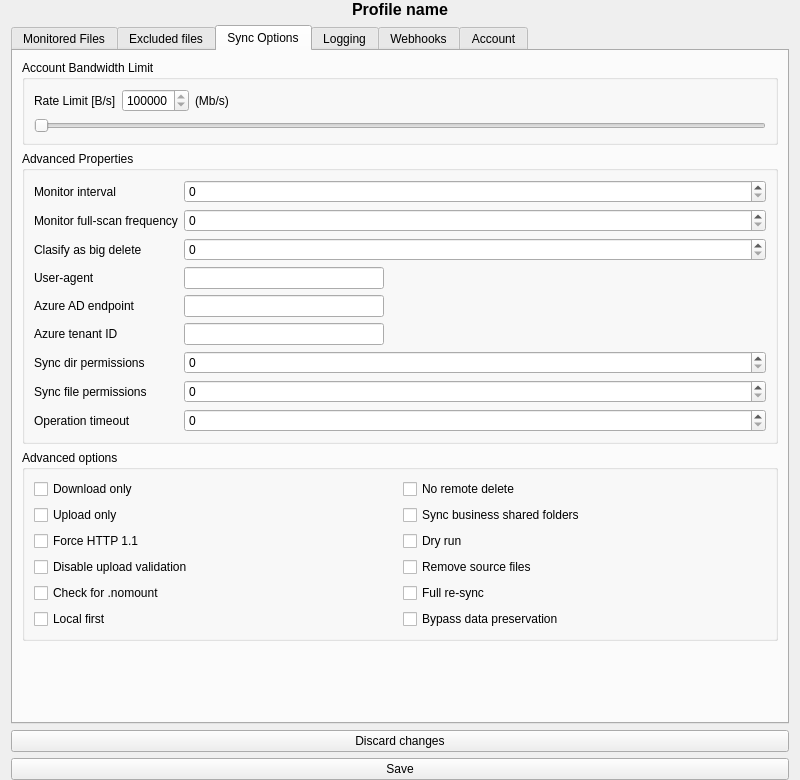
This is src/ui/profile_settings_page.ui in bpozdena/OneDriveGUI as Qt 5 draws it before an edit. The edited form follows.
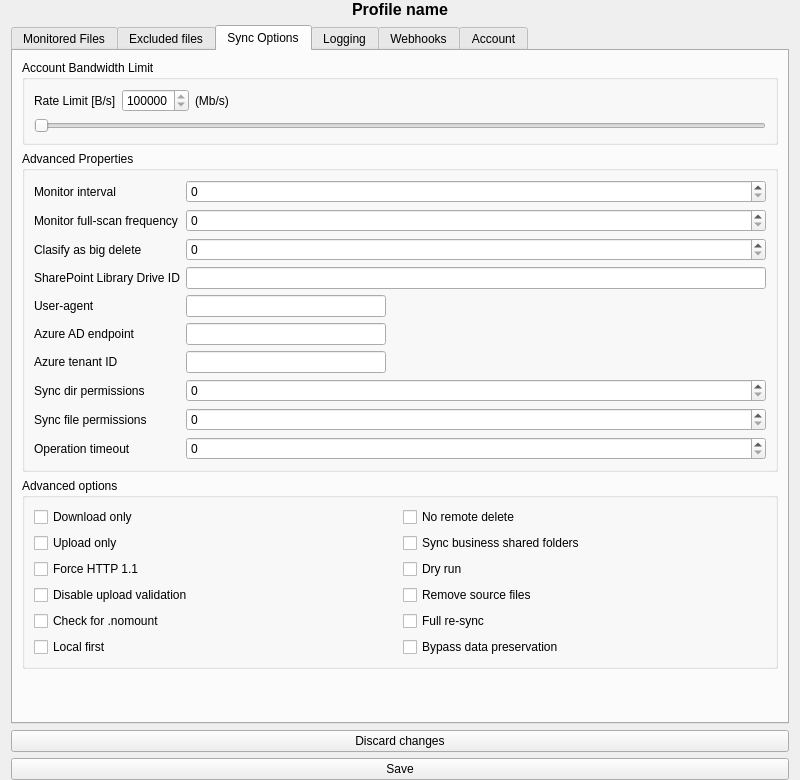
This is the edited form. The open tabs and pages were chosen to show the change.

Commit message: Added basic support for SharePoint Shared Libraries #40

Patch:
```diff
--- a/src/ui/profile_settings_page.ui
+++ b/src/ui/profile_settings_page.ui
@@ -416,7 +416,7 @@
               </property>
              </widget>
             </item>
-            <item row="3" column="0">
+            <item row="5" column="0">
              <widget class="QLabel" name="label_user_agent">
               <property name="toolTip">
                <string>Specify a User Agent string to the http client</string>
@@ -426,7 +426,7 @@
               </property>
              </widget>
             </item>
-            <item row="3" column="1">
+            <item row="5" column="1">
              <widget class="QLineEdit" name="lineEdit_user_agent">
               <property name="maximumSize">
                <size>
@@ -439,7 +439,7 @@
               </property>
              </widget>
             </item>
-            <item row="4" column="0">
+            <item row="6" column="0">
              <widget class="QLabel" name="label_azure_ad_endpoint">
               <property name="toolTip">
                <string>&lt;html&gt;&lt;head/&gt;&lt;body&gt;&lt;p&gt;Refer to the documentation for &lt;a href=&quot;https://github.com/abraunegg/onedrive/blob/master/docs/USAGE.md#configuring-the-client-for-single-tenant-application-use&quot;&gt;&lt;span style=&quot; text-decoration: underline; color:#5e81ac;&quot;&gt;single tenant application use&lt;/span&gt;&lt;/a&gt;.&lt;/p&gt;&lt;/body&gt;&lt;/html&gt;</string>
@@ -449,7 +449,7 @@
               </property>
              </widget>
             </item>
-            <item row="4" column="1">
+            <item row="6" column="1">
              <widget class="QLineEdit" name="lineEdit_azure_ad_endpoint">
               <property name="maximumSize">
                <size>
@@ -459,7 +459,7 @@
               </property>
              </widget>
             </item>
-            <item row="5" column="0">
+            <item row="7" column="0">
              <widget class="QLabel" name="label_azure_tenant_id">
               <property name="toolTip">
                <string>&lt;html&gt;&lt;head/&gt;&lt;body&gt;&lt;p&gt;Refer to the documentation for &lt;a href=&quot;https://github.com/abraunegg/onedrive/blob/master/docs/USAGE.md#configuring-the-client-for-single-tenant-application-use&quot;&gt;&lt;span style=&quot; text-decoration: underline; color:#5e81ac;&quot;&gt;single tenant application use&lt;/span&gt;&lt;/a&gt;.&lt;/p&gt;&lt;/body&gt;&lt;/html&gt;</string>
@@ -469,7 +469,7 @@
               </property>
              </widget>
             </item>
-            <item row="5" column="1">
+            <item row="7" column="1">
              <widget class="QLineEdit" name="lineEdit_azure_tenant_id">
               <property name="maximumSize">
                <size>
@@ -479,7 +479,7 @@
               </property>
              </widget>
             </item>
-            <item row="6" column="0">
+            <item row="8" column="0">
              <widget class="QLabel" name="label_sync_dir_permissions">
               <property name="toolTip">
                <string>&lt;html&gt;&lt;head/&gt;&lt;body&gt;&lt;p&gt;Utilise the &lt;a href=&quot;https://chmod-calculator.com/&quot;&gt;&lt;span style=&quot; text-decoration: underline; color:#5e81ac;&quot;&gt;Unix Permissions Calculator&lt;/span&gt;&lt;/a&gt; to assist in determining the required permissions.&lt;/p&gt;&lt;p&gt;&lt;br/&gt;&lt;/p&gt;&lt;p&gt;Important: Special permission bits (setuid, setgid, sticky bit) are not supported. &lt;/p&gt;&lt;p&gt;Valid permission values are from &lt;span style=&quot; font-weight:700;&quot;&gt;000&lt;/span&gt; to &lt;span style=&quot; font-weight:700;&quot;&gt;777&lt;/span&gt; only.&lt;/p&gt;&lt;/body&gt;&lt;/html&gt;</string>
@@ -489,14 +489,14 @@
               </property>
              </widget>
             </item>
-            <item row="6" column="1">
+            <item row="8" column="1">
              <widget class="QSpinBox" name="spinBox_sync_dir_permissions">
               <property name="maximum">
                <number>777</number>
               </property>
              </widget>
             </item>
-            <item row="7" column="0">
+            <item row="9" column="0">
              <widget class="QLabel" name="label_sync_file_permissions">
               <property name="toolTip">
                <string>&lt;html&gt;&lt;head/&gt;&lt;body&gt;&lt;p&gt;Utilise the &lt;a href=&quot;https://chmod-calculator.com/&quot;&gt;&lt;span style=&quot; text-decoration: underline; color:#5e81ac;&quot;&gt;Unix Permissions Calculator&lt;/span&gt;&lt;/a&gt; to assist in determining the required permissions.&lt;/p&gt;&lt;p&gt;&lt;br/&gt;&lt;/p&gt;&lt;p&gt;Important: Special permission bits (setuid, setgid, sticky bit) are not supported. &lt;/p&gt;&lt;p&gt;Valid permission values are from &lt;span style=&quot; font-weight:700;&quot;&gt;000&lt;/span&gt; to &lt;span style=&quot; font-weight:700;&quot;&gt;777&lt;/span&gt; only.&lt;/p&gt;&lt;/body&gt;&lt;/html&gt;</string>
@@ -506,14 +506,14 @@
               </property>
              </widget>
             </item>
-            <item row="7" column="1">
+            <item row="9" column="1">
              <widget class="QSpinBox" name="spinBox_sync_file_permissions">
               <property name="maximum">
                <number>777</number>
               </property>
              </widget>
             </item>
-            <item row="8" column="0">
+            <item row="10" column="0">
              <widget class="QLabel" name="label_operation_timeout">
               <property name="toolTip">
                <string>Operation Timeout is the maximum amount of time (seconds) a file operation is allowed to take. This includes DNS resolution, connecting, data transfer, etc.</string>
@@ -523,13 +523,23 @@
               </property>
              </widget>
             </item>
-            <item row="8" column="1">
+            <item row="10" column="1">
              <widget class="QSpinBox" name="spinBox_operation_timeout">
               <property name="maximum">
                <number>1000000</number>
               </property>
              </widget>
             </item>
+            <item row="3" column="0">
+             <widget class="QLabel" name="label_drive_id">
+              <property name="text">
+               <string>SharePoint Library Drive ID</string>
+              </property>
+             </widget>
+            </item>
+            <item row="3" column="1">
+             <widget class="QLineEdit" name="lineEdit_drive_id"/>
+            </item>
            </layout>
           </widget>
          </item>
```
Left out of the diff: 2 changed lines with no effect on the pictures. The commit also changes 2 other files.
